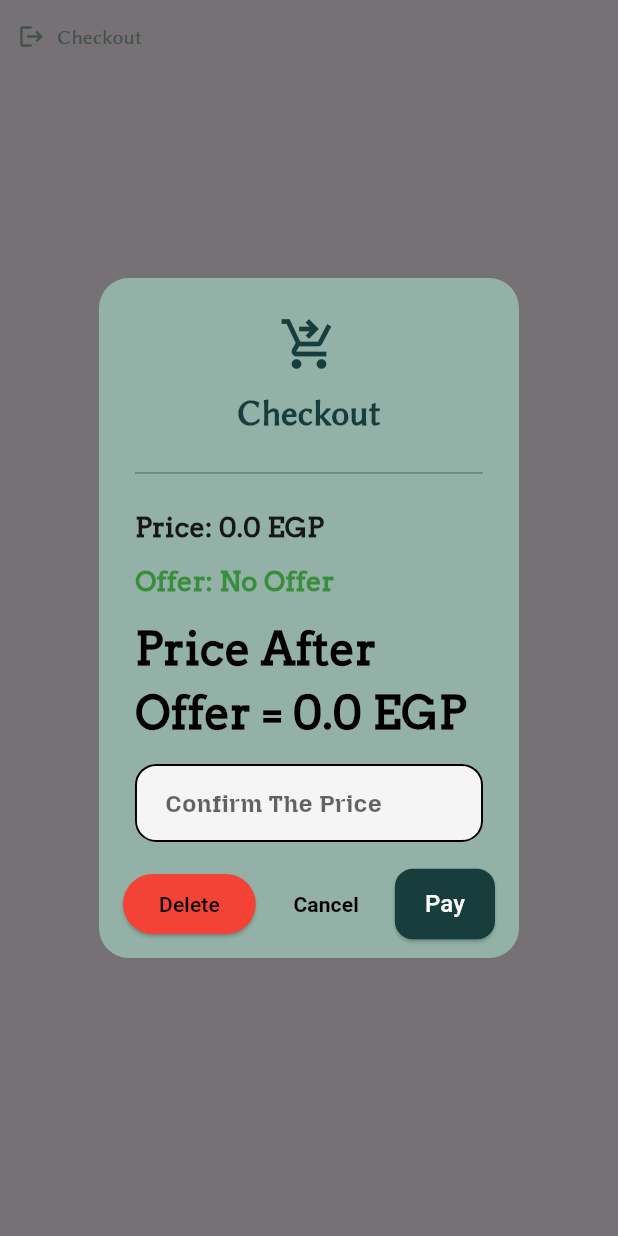
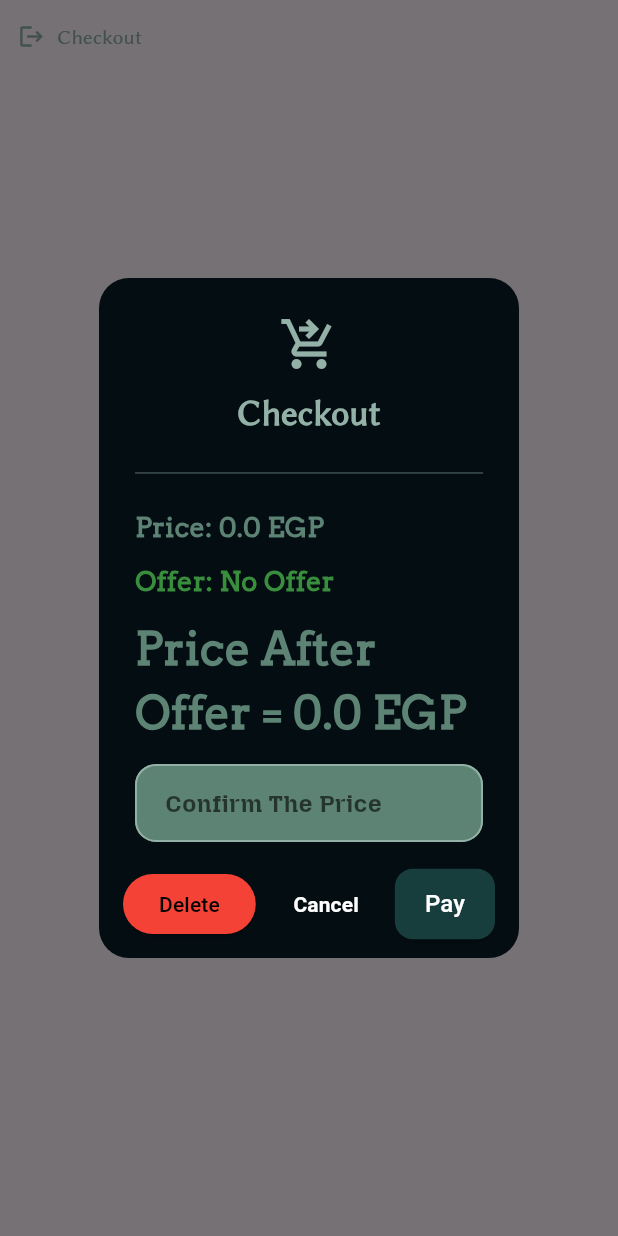
Before and after one commit to captainsero/teamEgyptSystem, a Flutter app: the CheckoutButton widget shown alone on an empty page, opened directly with empty values, after a tap on "Checkout", on a phone screen of 412 x 824 dp. Run offline on Flutter 3.47's test engine with Material 3 defaults, Android fonts, the light colour scheme and no system bars; our stand-ins replace barcode_widget, bloc, flutter_bloc, supabase_flutter, toastification; accounts and stored records are empty.

Commit message:
change the checkout dialog theem

```diff
--- a/lib/features/time_screen/presentation/widgets/customers_column.dart/customer_card/checkout/cancel_button.dart
+++ b/lib/features/time_screen/presentation/widgets/customers_column.dart/customer_card/checkout/cancel_button.dart
@@ -1,9 +1,7 @@
 import 'package:flutter/material.dart';
 
 class CancelButton extends StatelessWidget {
-  const CancelButton({
-    super.key,
-  });
+  const CancelButton({super.key});
 
   @override
   Widget build(BuildContext context) {
@@ -11,10 +9,7 @@ class CancelButton extends StatelessWidget {
       onPressed: () => Navigator.of(context).pop(),
       child: Text(
         "Cancel",
-        style: TextStyle(
-          color: Colors.black,
-          fontWeight: FontWeight.bold,
-        ),
+        style: TextStyle(color: Colors.white, fontWeight: FontWeight.bold),
       ),
     );
   }
--- a/lib/features/time_screen/presentation/widgets/customers_column.dart/customer_card/checkout/checkout_button.dart
+++ b/lib/features/time_screen/presentation/widgets/customers_column.dart/customer_card/checkout/checkout_button.dart
@@ -57,19 +57,19 @@ class _CheckoutButtonState extends State<CheckoutButton> {
                   shape: RoundedRectangleBorder(
                     borderRadius: BorderRadius.circular(20),
                   ),
-                  backgroundColor: Col.light2,
+                  backgroundColor: Col.dark1,
                   title: Column(
                     children: [
                       Icon(
                         Icons.shopping_cart_checkout,
-                        color: Col.dark2,
+                        color: Col.light2,
                         size: 40,
                       ),
                       const SizedBox(height: 10),
                       Text(
                         "Checkout",
                         style: TextStyle(
-                          color: Col.dark2,
+                          color: Col.light2,
                           fontFamily: Fonts.names,
                           fontWeight: FontWeight.bold,
                           fontSize: 24,
@@ -84,7 +84,7 @@ class _CheckoutButtonState extends State<CheckoutButton> {
                       crossAxisAlignment: CrossAxisAlignment.start,
                       children: [
                         Divider(
-                          color: Col.dark2.withOpacity(0.4),
+                          color: Col.light2.withOpacity(0.4),
                           thickness: 1,
                         ),
                         const SizedBox(height: 16),
@@ -93,7 +93,7 @@ class _CheckoutButtonState extends State<CheckoutButton> {
                           "Price: $baseTotal EGP",
                           style: TextStyle(
                             fontSize: 18,
-                            color: Colors.black87,
+                            color: Col.light1,
                             fontFamily: Fonts.tableHead,
                             fontWeight: FontWeight.w600,
                           ),
--- a/lib/features/time_screen/presentation/widgets/customers_column.dart/customer_card/checkout/confirm_text.dart
+++ b/lib/features/time_screen/presentation/widgets/customers_column.dart/customer_card/checkout/confirm_text.dart
@@ -1,5 +1,6 @@
 import 'package:flutter/material.dart';
 import 'package:flutter/services.dart';
+import 'package:team_egypt_v3/core/constants/color.dart';
 import 'package:team_egypt_v3/core/constants/fonts.dart';
 
 class ConfirmText extends StatelessWidget {
@@ -11,6 +12,7 @@ class ConfirmText extends StatelessWidget {
   Widget build(BuildContext context) {
     return TextField(
       controller: priceController,
+      cursorColor: Col.dark1,
       keyboardType: TextInputType.number, // show numeric keyboard
       inputFormatters: [
         FilteringTextInputFormatter.allow(RegExp(r'^\d*\.?\d{0,2}')),
@@ -30,18 +32,18 @@ class ConfirmText extends StatelessWidget {
           fontFamily: Fonts.head,
         ),
         filled: true,
-        fillColor: Colors.grey.shade100,
+        fillColor: Col.light1,
         contentPadding: const EdgeInsets.symmetric(
           horizontal: 16,
           vertical: 14,
         ),
         enabledBorder: OutlineInputBorder(
           borderRadius: BorderRadius.circular(14),
-          borderSide: const BorderSide(color: Colors.black, width: 1.3),
+          borderSide: BorderSide(color: Col.light2, width: 1.3),
         ),
         focusedBorder: OutlineInputBorder(
           borderRadius: BorderRadius.circular(14),
-          borderSide: const BorderSide(color: Colors.black, width: 1.8),
+          borderSide: BorderSide(color: Col.light2, width: 1.8),
         ),
       ),
     );
--- a/lib/features/time_screen/presentation/widgets/customers_column.dart/customer_card/checkout/price_text.dart
+++ b/lib/features/time_screen/presentation/widgets/customers_column.dart/customer_card/checkout/price_text.dart
@@ -1,4 +1,5 @@
 import 'package:flutter/material.dart';
+import 'package:team_egypt_v3/core/constants/color.dart';
 import 'package:team_egypt_v3/core/constants/fonts.dart';
 
 class PriceText extends StatelessWidget {
@@ -12,7 +13,7 @@ class PriceText extends StatelessWidget {
       "Price After Offer = $total EGP",
       style: TextStyle(
         fontSize: 30,
-        color: Colors.black,
+        color: Col.light1,
         fontFamily: Fonts.tableHead,
         fontWeight: FontWeight.bold,
       ),
```
Also changed, not shown: lib/features/dash_board/screens/items/presentation/widgets/items_list_container.dart (+26 -0 lines).
